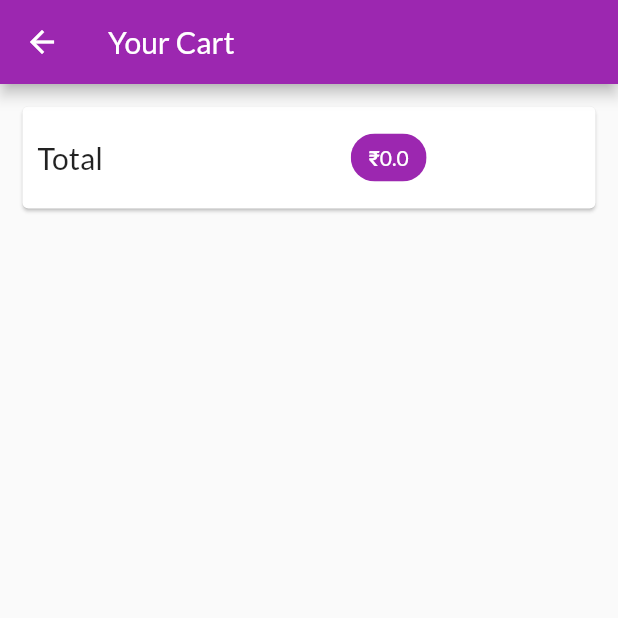
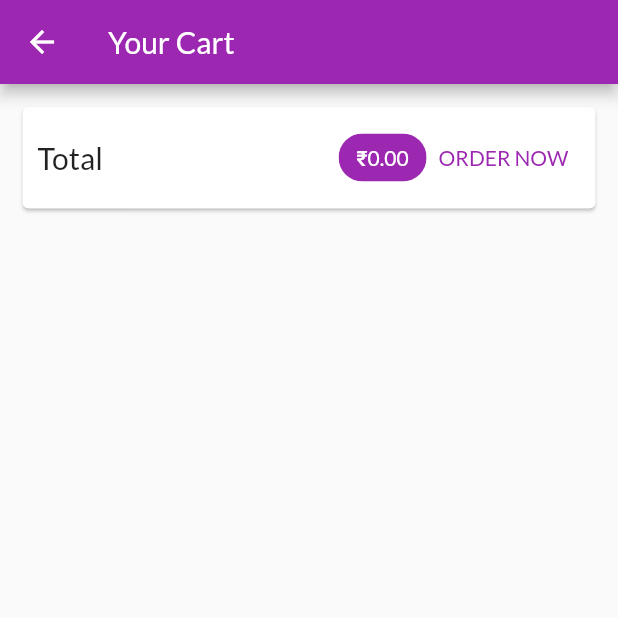
Before and after one commit to KartikeyaMohan/shop_app, a Flutter app: the CartScreen screen opened by its route, after a tap on "ORDER NOW", on a phone screen of 412 x 824 dp, the top half of it. Run offline on Flutter 3.47's test engine with Material 2 defaults, Android fonts, the phone set to English and light mode, and no system bars; network calls fail.

```diff
--- a/lib/providers/cart.dart
+++ b/lib/providers/cart.dart
@@ -44,4 +44,14 @@ class Cart with ChangeNotifier {
     }
     notifyListeners();
   }
+
+  void removeItem(String productId) {
+    _items.remove(productId);
+    notifyListeners();
+  }
+
+  void clear() {
+    _items = {};
+    notifyListeners();
+  }
 }
--- /dev/null
+++ b/lib/providers/orders.dart
@@ -0,0 +1,26 @@
+import 'package:flutter/material.dart';
+
+import '../models/order_item.dart';
+import '../models/cart_item.dart';
+
+class Orders with ChangeNotifier {
+
+  List<OrderItem> _orders = [];
+
+  List<OrderItem> get orders {
+    return [..._orders];
+  }
+
+  void addOrder(List<CartItem> cartProducts, double total) {
+    _orders.insert(
+      0,
+      OrderItem(
+        id: DateTime.now().toString(),
+        amount: total,
+        products: cartProducts,
+        dateTime: DateTime.now()
+      )
+    );
+    notifyListeners();
+  }
+}
--- a/lib/screens/cart_screen.dart
+++ b/lib/screens/cart_screen.dart
@@ -1,8 +1,10 @@
 import 'package:flutter/material.dart';
+// ignore: depend_on_referenced_packages
 import 'package:provider/provider.dart';
 
 import '../widgets/cart_item.dart';
 import '../providers/cart.dart';
+import '../providers/orders.dart';
 
 class CartScreen extends StatelessWidget {
 
@@ -30,7 +32,7 @@ class CartScreen extends StatelessWidget {
                   const Spacer(),
                   Chip(
                     label: Text(
-                      '₹${cart.totalAmount}',
+                      '₹${cart.totalAmount.toStringAsFixed(2)}',
                       style: TextStyle(
                         color: Theme.of(context).primaryTextTheme.titleMedium?.color
                       ),
@@ -38,10 +40,16 @@ class CartScreen extends StatelessWidget {
                     backgroundColor: Theme.of(context).primaryColor,
                   ),
                   TextButton(
-                    onPressed: () {},
-                    child: Text(
+                    onPressed: () {
+                      Provider.of<Orders>(context, listen: false).addOrder(
+                        cart.items.values.toList(),
+                        cart.totalAmount
+                      );
+                      cart.clear();
+                    },
+                    child: const Text(
                       'ORDER NOW',
-                      style: TextStyle(color: Theme.of(context).primaryTextTheme.titleMedium?.color),
+                      style: TextStyle(color: Colors.purple),
                     ),
                   )
                 ],
@@ -54,6 +62,7 @@ class CartScreen extends StatelessWidget {
               itemBuilder: ((context, index) =>
                 CartItem(
                   id: cart.items.values.toList()[index].id,
+                  productId: cart.items.keys.toList()[index],
                   price: cart.items.values.toList()[index].price,
                   quantity: cart.items.values.toList()[index].quantity,
                   title: cart.items.values.toList()[index].title
--- /dev/null
+++ b/lib/screens/orders_screen.dart
@@ -0,0 +1,31 @@
+import 'package:flutter/material.dart';
+// ignore: depend_on_referenced_packages
+import 'package:provider/provider.dart';
+
+import '../providers/orders.dart';
+import '../widgets/app_drawer.dart';
+import '../widgets/order_item.dart';
+
+class OrdersScreen extends StatelessWidget {
+
+  static const routeName = '/orders';
+
+  const OrdersScreen({super.key});
+
+  @override
+  Widget build(BuildContext context) {
+    final orderData = Provider.of<Orders>(context);
+    return Scaffold(
+      appBar: AppBar(
+        title: const Text('Your Orders'),
+      ),
+      drawer: const AppDrawer(),
+      body: ListView.builder(
+        itemCount: orderData.orders.length,
+        itemBuilder: (context, index) => OrderItem(
+          order: orderData.orders[index]
+        )
+      )
+    );
+  }
+}
--- a/lib/screens/products_overview_screen.dart
+++ b/lib/screens/products_overview_screen.dart
@@ -1,4 +1,5 @@
 import 'package:flutter/material.dart';
+// ignore: depend_on_referenced_packages
 import 'package:provider/provider.dart';
 
 import '../enums/filter_options.dart';
@@ -7,6 +8,7 @@ import '../widgets/products_grid.dart';
 import '../widgets/badge.dart';
 import '../providers/cart.dart';
 import '../screens/cart_screen.dart';
+import '../widgets/app_drawer.dart';
 
 class ProductsOverviewScreen extends StatefulWidget {
 
@@ -60,6 +62,7 @@ class _ProductsOverviewScreenState extends State<ProductsOverviewScreen> {
           )
         ],
       ),
+      drawer: const AppDrawer(),
       body: ProductsGrid(showOnlyFavourites: _showOnlyFavourites,),
     );
   }
--- /dev/null
+++ b/lib/widgets/order_item.dart
@@ -0,0 +1,75 @@
+import 'package:flutter/material.dart';
+// ignore: depend_on_referenced_packages
+import 'package:intl/intl.dart';
+import 'dart:math';
+
+import '../models/order_item.dart' as ord;
+
+class OrderItem extends StatefulWidget {
+
+  final ord.OrderItem order;
+
+  const OrderItem({
+    super.key,
+    required this.order
+  });
+
+  @override
+  State<OrderItem> createState() => _OrderItemState();
+}
+
+class _OrderItemState extends State<OrderItem> {
+
+  var _expanded = false;
+
+  @override
+  Widget build(BuildContext context) {
+    return Card(
+      margin: const EdgeInsets.all(10),
+      child: Column(
+        children: <Widget>[
+          ListTile(
+            title: Text('₹${widget.order.amount}'),
+            subtitle: Text(DateFormat('dd/MM/yyyy hh:mm').format(widget.order.dateTime)),
+            trailing: IconButton(
+              icon: Icon(_expanded ? Icons.expand_less : Icons.expand_more),
+              onPressed: () {
+                setState(() {
+                  _expanded = !_expanded;
+                });
+              },
+            ),
+          ),
+          if (_expanded) Container(
+            padding: const EdgeInsets.symmetric(
+              horizontal: 15,
+              vertical: 4
+            ),
+            height: min(widget.order.products.length * 20 + 10, 100),
+            child: ListView(
+              children:
+                widget.order.products.map((prod) => Row(
+                  mainAxisAlignment: MainAxisAlignment.spaceBetween,
+                  children: <Widget>[
+                    Text(
+                      prod.title,
+                      style: const TextStyle(
+                        fontSize: 18,
+                        fontWeight: FontWeight.bold
+                      ),
+                    ),
+                    Text(
+                      '${prod.quantity}x ₹${prod.price }',
+                      style: const TextStyle(
+                        fontSize: 18,
+                        color: Colors.grey
+                      ),)
+                  ],
+                )).toList()
+            ),
+          )
+        ]
+      ),
+    );
+  }
+}
--- a/lib/widgets/product_item.dart
+++ b/lib/widgets/product_item.dart
@@ -12,7 +12,7 @@ class ProductItem extends StatelessWidget {
 
   @override
   Widget build(BuildContext context) {
-    final product = Provider.of<Product>(context, listen: false);
+    final product = Provider.of<Product>(context);
     final cart = Provider.of<Cart>(context, listen: false);
     return ClipRRect(
         borderRadius: BorderRadius.circular(10.0),
--- a/pubspec.yaml
+++ b/pubspec.yaml
@@ -41,6 +41,7 @@ dev_dependencies:
   flutter_test:
     sdk: flutter
   provider: ^6.0.5
+  intl: ^0.18.0
 
   # The "flutter_lints" package below contains a set of recommended lints to
   # encourage good coding practices. The lint set provided by the package is
```
Also changed, not shown: lib/main.dart (+8 -1 lines), lib/models/order_item.dart (added, +15 -0 lines), lib/screens/product_detail_screen.dart (+34 -0 lines), lib/widgets/app_drawer.dart (added, +36 -0 lines), lib/widgets/cart_item.dart (+25 -1 lines).
